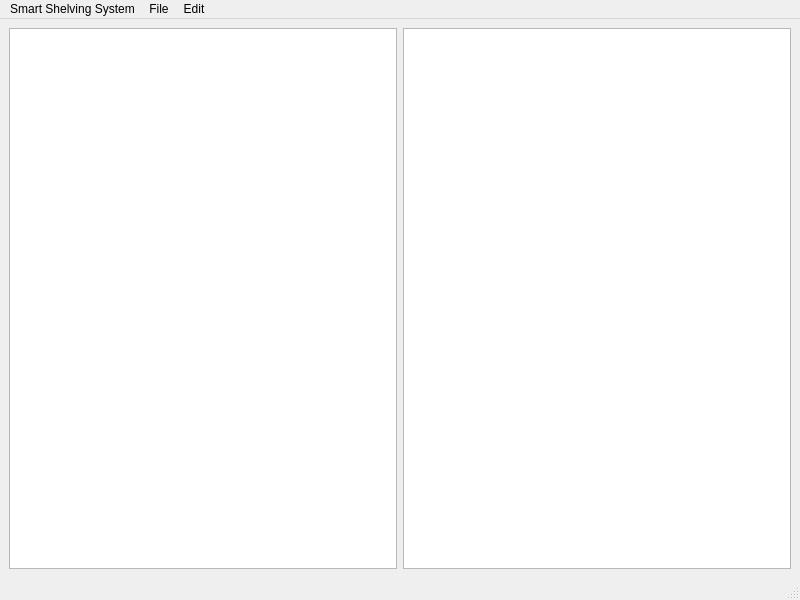
Qt form management/src/Smart_Shelving_System.ui (nicoshinozaki/Smart-Shelving-System) before a commit.
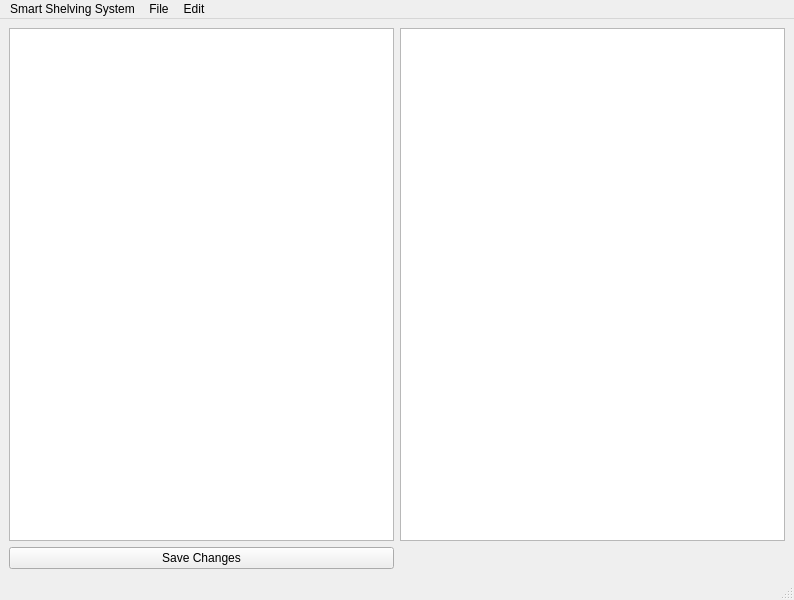
The same form after that commit. Icons and pictures are not drawn.

Commit message: Tables in GUI can update Google Sheets

```diff
--- a/management/src/Smart_Shelving_System.ui
+++ b/management/src/Smart_Shelving_System.ui
@@ -6,7 +6,7 @@
    <rect>
     <x>0</x>
     <y>0</y>
-    <width>800</width>
+    <width>794</width>
     <height>600</height>
    </rect>
   </property>
@@ -14,13 +14,20 @@
    <string>MainWindow</string>
   </property>
   <widget class="QWidget" name="centralwidget">
-   <layout class="QHBoxLayout" name="horizontalLayout">
-    <item>
+   <layout class="QGridLayout" name="gridLayout">
+    <item row="0" column="0">
      <widget class="QTableWidget" name="tableWidget"/>
     </item>
-    <item>
+    <item row="0" column="1">
      <widget class="QTableWidget" name="tableWidget_2"/>
     </item>
+    <item row="1" column="0">
+     <widget class="QPushButton" name="saveButton">
+      <property name="text">
+       <string>Save Changes</string>
+      </property>
+     </widget>
+    </item>
    </layout>
   </widget>
   <widget class="QMenuBar" name="menubar">
@@ -28,8 +35,8 @@
     <rect>
      <x>0</x>
      <y>0</y>
-     <width>800</width>
-     <height>22</height>
+     <width>794</width>
+     <height>20</height>
     </rect>
    </property>
    <widget class="QMenu" name="menuSmart_Shelving_System">
```
The commit also changes 2 other files.
